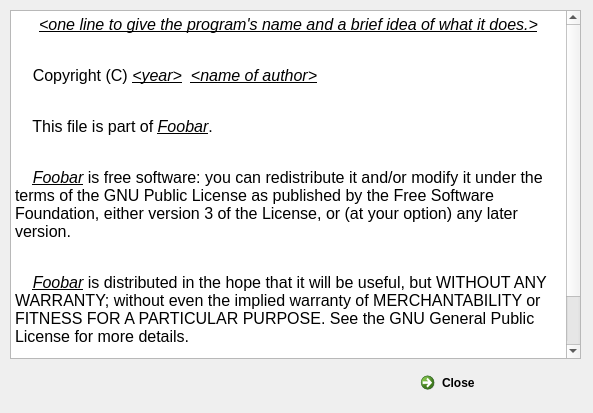
First picture: the form in src/designer/views/aboutview/AboutView.ui, repository igemsoftware/USTC-Software_2011, before the edit.
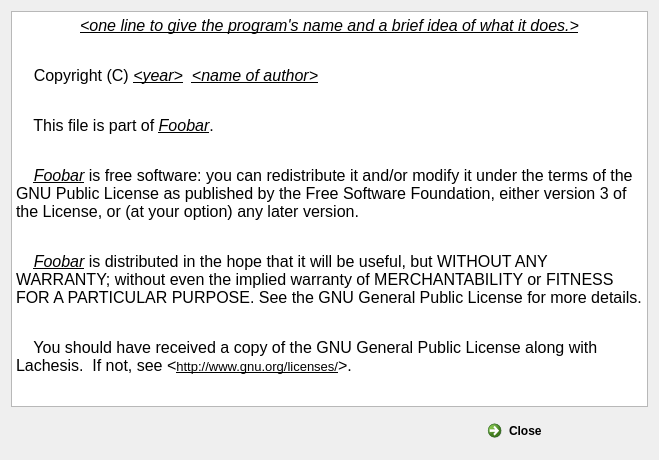
Second picture: the form after the edit.

Patch:
```diff
--- a/src/designer/views/aboutview/AboutView.ui
+++ b/src/designer/views/aboutview/AboutView.ui
@@ -6,22 +6,15 @@
    <rect>
     <x>0</x>
     <y>0</y>
-    <width>593</width>
-    <height>413</height>
+    <width>659</width>
+    <height>460</height>
    </rect>
   </property>
   <property name="windowTitle">
    <string>Form</string>
   </property>
-  <widget class="QWidget" name="">
-   <property name="geometry">
-    <rect>
-     <x>10</x>
-     <y>10</y>
-     <width>571</width>
-     <height>391</height>
-    </rect>
-   </property>
+  <layout class="QGridLayout" name="gridLayout">
+   <item row="0" column="0">
    <layout class="QVBoxLayout" name="verticalLayout">
     <item>
      <widget class="QTextBrowser" name="textBrowser">
@@ -29,7 +22,7 @@
        <string>&lt;!DOCTYPE HTML PUBLIC &quot;-//W3C//DTD HTML 4.0//EN&quot; &quot;http://www.w3.org/TR/REC-html40/strict.dtd&quot;&gt;
 &lt;html&gt;&lt;head&gt;&lt;meta name=&quot;qrichtext&quot; content=&quot;1&quot; /&gt;&lt;style type=&quot;text/css&quot;&gt;
 p, li { white-space: pre-wrap; }
-&lt;/style&gt;&lt;/head&gt;&lt;body style=&quot; font-family:'SimSun'; font-size:9pt; font-weight:400; font-style:normal;&quot;&gt;
+&lt;/style&gt;&lt;/head&gt;&lt;body style=&quot; font-family:'MS Shell Dlg 2'; font-size:8.25pt; font-weight:400; font-style:normal;&quot;&gt;
 &lt;p align=&quot;center&quot; style=&quot; margin-top:0px; margin-bottom:0px; margin-left:0px; margin-right:0px; -qt-block-indent:0; text-indent:0px;&quot;&gt;&lt;span style=&quot; font-family:'arial,sans-serif'; font-size:12pt; font-style:italic; text-decoration: underline; color:#000000;&quot;&gt;&amp;lt;one line to give the program's name and a brief idea of what it does.&amp;gt;&lt;/span&gt;&lt;/p&gt;
 &lt;p style=&quot; margin-top:0px; margin-bottom:0px; margin-left:0px; margin-right:0px; -qt-block-indent:0; text-indent:0px;&quot;&gt;&lt;span style=&quot; font-family:'arial,sans-serif'; font-size:12pt; color:#000000;&quot;&gt;&lt;br /&gt;&lt;/span&gt;&lt;/p&gt;
 &lt;p style=&quot; margin-top:0px; margin-bottom:0px; margin-left:0px; margin-right:0px; -qt-block-indent:0; text-indent:0px;&quot;&gt;&lt;span style=&quot; font-family:'arial,sans-serif'; font-size:12pt; color:#000000;&quot;&gt;    Copyright (C) &lt;/span&gt;&lt;span style=&quot; font-family:'arial,sans-serif'; font-size:12pt; font-style:italic; text-decoration: underline; color:#000000;&quot;&gt;&amp;lt;year&amp;gt;&lt;/span&gt;&lt;span style=&quot; font-family:'arial,sans-serif'; font-size:12pt; color:#000000;&quot;&gt;  &lt;/span&gt;&lt;span style=&quot; font-family:'arial,sans-serif'; font-size:12pt; font-style:italic; text-decoration: underline; color:#000000;&quot;&gt;&amp;lt;name of author&amp;gt;&lt;/span&gt;&lt;/p&gt;
@@ -40,7 +33,7 @@
 &lt;p style=&quot; margin-top:0px; margin-bottom:0px; margin-left:0px; margin-right:0px; -qt-block-indent:0; text-indent:0px;&quot;&gt;&lt;span style=&quot; font-family:'arial,sans-serif'; font-size:12pt; color:#000000;&quot;&gt;&lt;br /&gt;&lt;/span&gt;&lt;/p&gt;
 &lt;p style=&quot; margin-top:0px; margin-bottom:0px; margin-left:0px; margin-right:0px; -qt-block-indent:0; text-indent:0px;&quot;&gt;&lt;span style=&quot; font-family:'arial,sans-serif'; font-size:12pt; color:#000000;&quot;&gt;    &lt;/span&gt;&lt;span style=&quot; font-family:'arial,sans-serif'; font-size:12pt; font-style:italic; text-decoration: underline; color:#000000;&quot;&gt;Foobar&lt;/span&gt;&lt;span style=&quot; font-family:'arial,sans-serif'; font-size:12pt; color:#000000;&quot;&gt; is distributed in the hope that it will be useful, but WITHOUT ANY WARRANTY; without even the implied warranty of MERCHANTABILITY or FITNESS FOR A PARTICULAR PURPOSE. See the GNU General Public License for more details.&lt;/span&gt;&lt;/p&gt;
 &lt;p style=&quot; margin-top:0px; margin-bottom:0px; margin-left:0px; margin-right:0px; -qt-block-indent:0; text-indent:0px;&quot;&gt;&lt;span style=&quot; font-family:'arial,sans-serif'; font-size:12pt; color:#000000;&quot;&gt;&lt;br /&gt;&lt;/span&gt;&lt;/p&gt;
-&lt;p style=&quot; margin-top:0px; margin-bottom:0px; margin-left:0px; margin-right:0px; -qt-block-indent:0; text-indent:0px;&quot;&gt;&lt;span style=&quot; font-family:'arial,sans-serif'; font-size:12pt; color:#000000;&quot;&gt;    You should have received a copy of the GNU General Public License along with Lachesis.  If not, see &amp;lt;&lt;/span&gt;&lt;a href=&quot;http://www.gnu.org/licenses/&quot;&gt;&lt;span style=&quot; font-size:10pt; text-decoration: underline; color:#000000;&quot;&gt;http://www.gnu.org/licenses/&lt;/span&gt;&lt;/a&gt;&lt;span style=&quot; font-family:'arial,sans-serif'; font-size:12pt; color:#000000;&quot;&gt;&amp;gt;.&lt;/span&gt;&lt;/p&gt;&lt;/body&gt;&lt;/html&gt;</string>
+&lt;p style=&quot; margin-top:0px; margin-bottom:0px; margin-left:0px; margin-right:0px; -qt-block-indent:0; text-indent:0px;&quot;&gt;&lt;span style=&quot; font-family:'arial,sans-serif'; font-size:12pt; color:#000000;&quot;&gt;    You should have received a copy of the GNU General Public License along with Lachesis.  If not, see &amp;lt;&lt;/span&gt;&lt;a href=&quot;http://www.gnu.org/licenses/&quot;&gt;&lt;span style=&quot; font-family:'SimSun'; font-size:10pt; text-decoration: underline; color:#000000;&quot;&gt;http://www.gnu.org/licenses/&lt;/span&gt;&lt;/a&gt;&lt;span style=&quot; font-family:'arial,sans-serif'; font-size:12pt; color:#000000;&quot;&gt;&amp;gt;.&lt;/span&gt;&lt;/p&gt;&lt;/body&gt;&lt;/html&gt;</string>
       </property>
      </widget>
     </item>
@@ -69,7 +62,8 @@
      </layout>
     </item>
    </layout>
-  </widget>
+   </item>
+  </layout>
  </widget>
  <resources/>
  <connections/>
```
Lines whose indentation alone changed are shown as unchanged.
